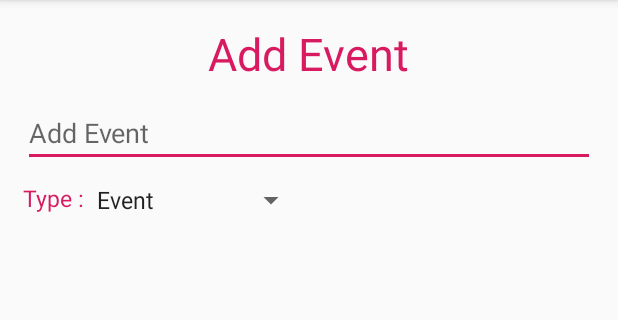
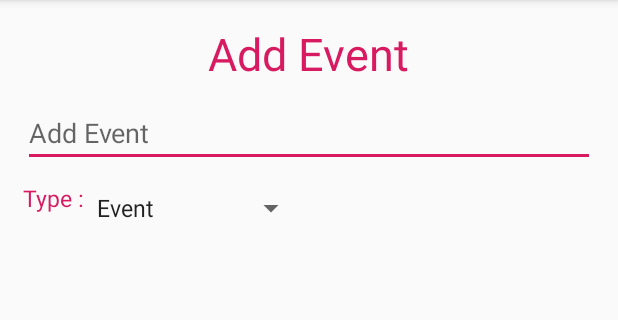
Before and after one commit to g-animesh02/Calander42, an Android app: the screen it shows after launch (Main2Activity), after a tap on an icon or button, on a phone screen of 412 x 824 dp, the part 84-404 px from its top. Run offline under Robolectric (Android 15) with nearby library versions, the phone set to English and light mode, and no system bars.

Commit message:
third commit

```diff
--- a/app/src/main/java/com/example/calander/Main2Activity.java
+++ b/app/src/main/java/com/example/calander/Main2Activity.java
@@ -28,6 +28,7 @@ public class Main2Activity extends AppCompatActivity implements AdapterView.OnIt
     public static final String EXTRA_MESSAGE3 ="com.example.calander.extra.MESSAGE";
     String[] type = { "Event", "Anniversary", "Birthday"};
     String s="", typo = type[0];
+    Button click;
 
     @Override
     protected void onCreate(Bundle savedInstanceState) {
--- a/app/src/main/java/com/example/calander/MainActivity.java
+++ b/app/src/main/java/com/example/calander/MainActivity.java
@@ -26,8 +26,8 @@ public class MainActivity extends AppCompatActivity {
     String selectedDate;
     TextView t,d,e;
     String eventData,eventType;
-    String message;
-    int c = 0;
+
+
     String[] m = {"Jan","Feb","Mar","Apr","May","Jun","Jul","Aug","Sep","Oct","Nov","Dec"};
     Main2Activity main2Activity = new Main2Activity();
 
--- a/app/src/main/res/layout/activity_main.xml
+++ b/app/src/main/res/layout/activity_main.xml
@@ -78,6 +78,7 @@
                 android:layout_width="match_parent"
                 android:layout_height="wrap_content"
                 android:text="Type"
+                android:layout_marginTop="10dp"
                 android:id="@+id/typ"
                 android:textSize="20sp"/>
         </LinearLayout>
--- a/app/src/main/res/layout/activity_main2.xml
+++ b/app/src/main/res/layout/activity_main2.xml
@@ -52,7 +52,7 @@
         android:layout_toRightOf="@+id/type"
         android:layout_toEndOf="@+id/type"
 
-        android:layout_marginTop="10dp"
+        android:layout_marginTop="15dp"
         />
 
     <Button
```
